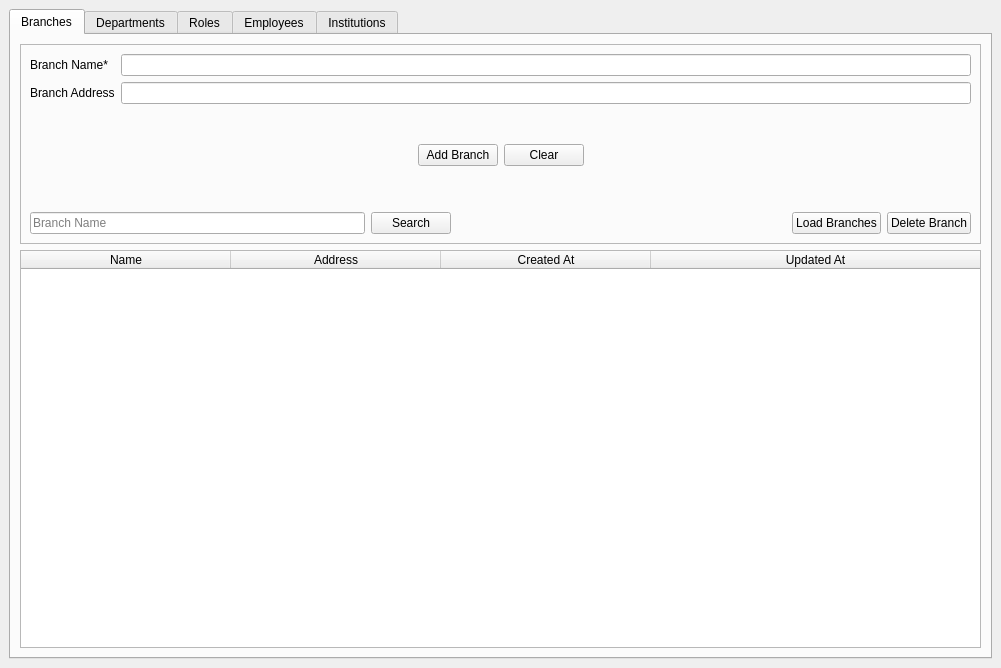
Before: the Qt Designer form ui/mainwindow.ui in isaacbekoe/kuzzy-noble-app, drawn with Qt 5.
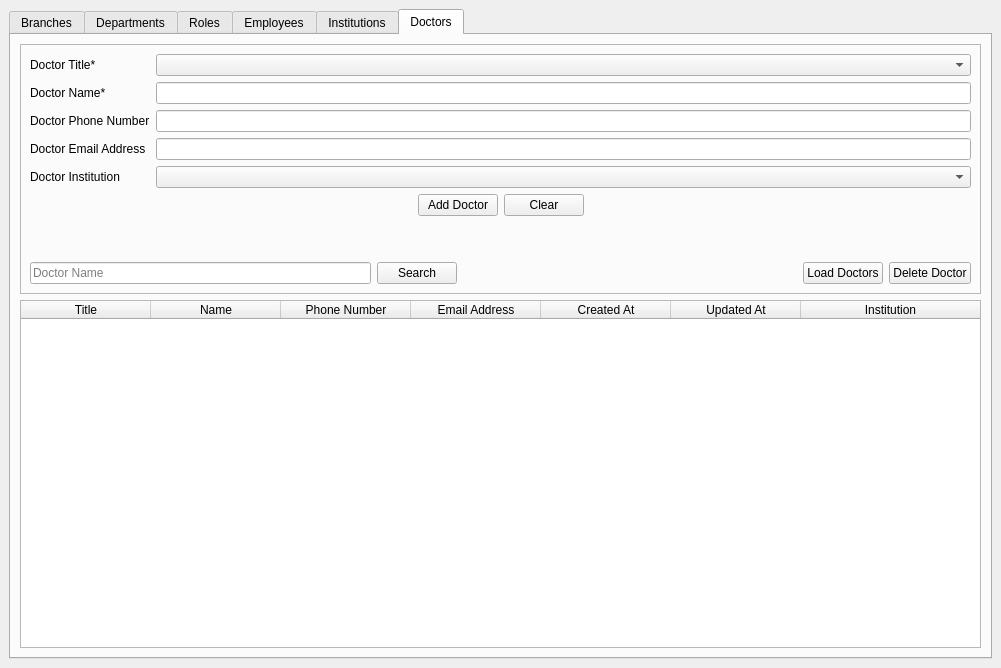
After: the same form once the commit is applied. The open tabs and pages were chosen to show the change.

```diff
--- a/ui/mainwindow.ui
+++ b/ui/mainwindow.ui
@@ -1325,6 +1325,293 @@
         </item>
        </layout>
       </widget>
+      <widget class="QWidget" name="tab_6">
+       <attribute name="title">
+        <string>Doctors</string>
+       </attribute>
+       <layout class="QGridLayout" name="gridLayout_13">
+        <item row="0" column="0">
+         <widget class="QFrame" name="frame_6">
+          <property name="minimumSize">
+           <size>
+            <width>0</width>
+            <height>200</height>
+           </size>
+          </property>
+          <property name="frameShape">
+           <enum>QFrame::StyledPanel</enum>
+          </property>
+          <property name="frameShadow">
+           <enum>QFrame::Raised</enum>
+          </property>
+          <layout class="QGridLayout" name="gridLayout_12">
+           <item row="0" column="0">
+            <layout class="QFormLayout" name="formLayout_6">
+             <item row="0" column="0">
+              <widget class="QLabel" name="doctorTitleLabel">
+               <property name="text">
+                <string>Doctor Title*</string>
+               </property>
+              </widget>
+             </item>
+             <item row="0" column="1">
+              <widget class="QComboBox" name="doctorTitleComboBox">
+               <item>
+                <property name="text">
+                 <string/>
+                </property>
+               </item>
+               <item>
+                <property name="text">
+                 <string>Mr.</string>
+                </property>
+               </item>
+               <item>
+                <property name="text">
+                 <string>Mrs.</string>
+                </property>
+               </item>
+               <item>
+                <property name="text">
+                 <string>Ms.</string>
+                </property>
+               </item>
+               <item>
+                <property name="text">
+                 <string>Dr.</string>
+                </property>
+               </item>
+               <item>
+                <property name="text">
+                 <string>Prof.</string>
+                </property>
+               </item>
+              </widget>
+             </item>
+             <item row="1" column="0">
+              <widget class="QLabel" name="doctorNameLabel">
+               <property name="text">
+                <string>Doctor Name*</string>
+               </property>
+              </widget>
+             </item>
+             <item row="1" column="1">
+              <widget class="QLineEdit" name="doctorNameLineEdit"/>
+             </item>
+             <item row="2" column="0">
+              <widget class="QLabel" name="doctorPhoneNumberLabel">
+               <property name="text">
+                <string>Doctor Phone Number</string>
+               </property>
+              </widget>
+             </item>
+             <item row="2" column="1">
+              <widget class="QLineEdit" name="doctorPhoneNumberLineEdit"/>
+             </item>
+             <item row="3" column="0">
+              <widget class="QLabel" name="doctorEmailAddressLabel">
+               <property name="text">
+                <string>Doctor Email Address</string>
+               </property>
+              </widget>
+             </item>
+             <item row="3" column="1">
+              <widget class="QLineEdit" name="doctorEmailAddressLineEdit"/>
+             </item>
+             <item row="4" column="0">
+              <widget class="QLabel" name="doctorInstitutionLabel">
+               <property name="text">
+                <string>Doctor Institution</string>
+               </property>
+              </widget>
+             </item>
+             <item row="4" column="1">
+              <widget class="QComboBox" name="doctorInstitutionComboBox"/>
+             </item>
+            </layout>
+           </item>
+           <item row="4" column="0">
+            <layout class="QHBoxLayout" name="horizontalLayout_11">
+             <item>
+              <widget class="QLineEdit" name="searchDoctorLineEdit">
+               <property name="inputMask">
+                <string/>
+               </property>
+               <property name="text">
+                <string/>
+               </property>
+               <property name="placeholderText">
+                <string>Doctor Name</string>
+               </property>
+              </widget>
+             </item>
+             <item>
+              <widget class="QPushButton" name="searchDoctorButton">
+               <property name="text">
+                <string>Search</string>
+               </property>
+              </widget>
+             </item>
+             <item>
+              <spacer name="horizontalSpacer_16">
+               <property name="orientation">
+                <enum>Qt::Horizontal</enum>
+               </property>
+               <property name="sizeHint" stdset="0">
+                <size>
+                 <width>40</width>
+                 <height>20</height>
+                </size>
+               </property>
+              </spacer>
+             </item>
+             <item>
+              <widget class="QPushButton" name="loadDoctorsButton">
+               <property name="text">
+                <string>Load Doctors</string>
+               </property>
+              </widget>
+             </item>
+             <item>
+              <widget class="QPushButton" name="deleteDoctorButton">
+               <property name="text">
+                <string>Delete Doctor</string>
+               </property>
+              </widget>
+             </item>
+            </layout>
+           </item>
+           <item row="1" column="0">
+            <layout class="QHBoxLayout" name="horizontalLayout_12">
+             <item>
+              <spacer name="horizontalSpacer_17">
+               <property name="orientation">
+                <enum>Qt::Horizontal</enum>
+               </property>
+               <property name="sizeHint" stdset="0">
+                <size>
+                 <width>40</width>
+                 <height>20</height>
+                </size>
+               </property>
+              </spacer>
+             </item>
+             <item>
+              <widget class="QPushButton" name="addDoctorButton">
+               <property name="text">
+                <string>Add Doctor</string>
+               </property>
+              </widget>
+             </item>
+             <item>
+              <widget class="QPushButton" name="resetDoctorFormButton">
+               <property name="text">
+                <string>Clear</string>
+               </property>
+              </widget>
+             </item>
+             <item>
+              <spacer name="horizontalSpacer_18">
+               <property name="orientation">
+                <enum>Qt::Horizontal</enum>
+               </property>
+               <property name="sizeHint" stdset="0">
+                <size>
+                 <width>40</width>
+                 <height>20</height>
+                </size>
+               </property>
+              </spacer>
+             </item>
+            </layout>
+           </item>
+           <item row="2" column="0">
+            <spacer name="verticalSpacer_6">
+             <property name="orientation">
+              <enum>Qt::Vertical</enum>
+             </property>
+             <property name="sizeType">
+              <enum>QSizePolicy::Minimum</enum>
+             </property>
+             <property name="sizeHint" stdset="0">
+              <size>
+               <width>20</width>
+               <height>40</height>
+              </size>
+             </property>
+            </spacer>
+           </item>
+          </layout>
+         </widget>
+        </item>
+        <item row="1" column="0">
+         <widget class="QTableWidget" name="doctorsTableWidget">
+          <property name="alternatingRowColors">
+           <bool>true</bool>
+          </property>
+          <property name="selectionMode">
+           <enum>QAbstractItemView::SingleSelection</enum>
+          </property>
+          <property name="selectionBehavior">
+           <enum>QAbstractItemView::SelectRows</enum>
+          </property>
+          <property name="verticalScrollMode">
+           <enum>QAbstractItemView::ScrollPerPixel</enum>
+          </property>
+          <property name="horizontalScrollMode">
+           <enum>QAbstractItemView::ScrollPerPixel</enum>
+          </property>
+          <property name="columnCount">
+           <number>7</number>
+          </property>
+          <attribute name="horizontalHeaderDefaultSectionSize">
+           <number>130</number>
+          </attribute>
+          <attribute name="horizontalHeaderStretchLastSection">
+           <bool>true</bool>
+          </attribute>
+          <attribute name="verticalHeaderStretchLastSection">
+           <bool>false</bool>
+          </attribute>
+          <column>
+           <property name="text">
+            <string>Title</string>
+           </property>
+          </column>
+          <column>
+           <property name="text">
+            <string>Name</string>
+           </property>
+          </column>
+          <column>
+           <property name="text">
+            <string>Phone Number</string>
+           </property>
+          </column>
+          <column>
+           <property name="text">
+            <string>Email Address</string>
+           </property>
+          </column>
+          <column>
+           <property name="text">
+            <string>Created At</string>
+           </property>
+          </column>
+          <column>
+           <property name="text">
+            <string>Updated At</string>
+           </property>
+          </column>
+          <column>
+           <property name="text">
+            <string>Institution</string>
+           </property>
+          </column>
+         </widget>
+        </item>
+       </layout>
+      </widget>
      </widget>
     </item>
    </layout>
```
